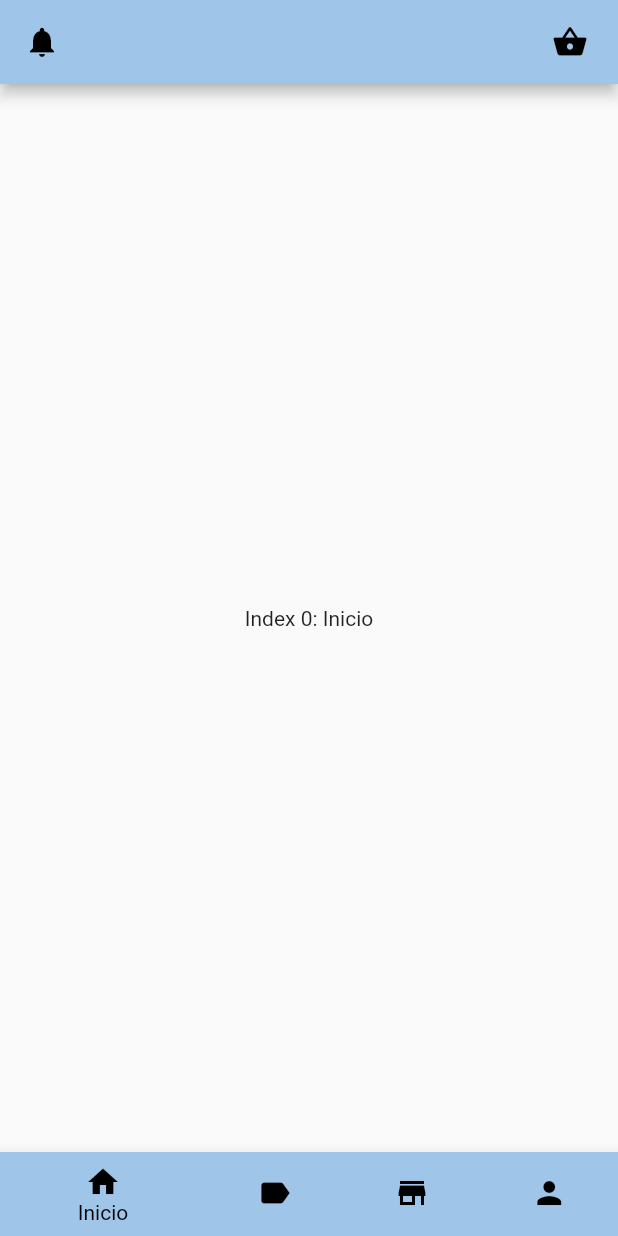
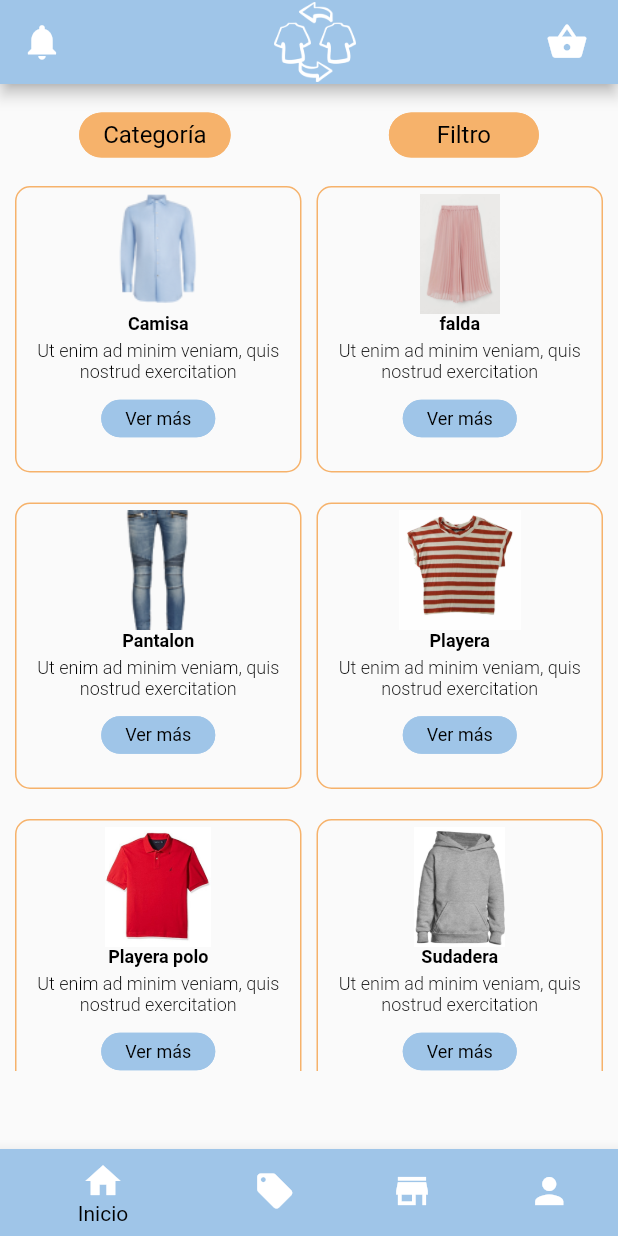
Before and after one commit to NestorJavier/proyecto-ubicua, a Flutter app: the screen it shows after launch, after a tap on "Ingresar", on a phone screen of 412 x 824 dp. Run offline on Flutter 3.47's test engine with Material 2 defaults, Android fonts, the phone set to English and light mode, and no system bars.

Commit message:
Pantallas: Resumen de compra y principal

```diff
--- /dev/null
+++ b/lib/Principal.dart
@@ -0,0 +1,156 @@
+import 'package:flutter/cupertino.dart';
+import 'package:flutter/material.dart';
+
+class PrincipalScreen extends StatelessWidget{
+  TextStyle getTextStyle() {
+    return new TextStyle(fontWeight: FontWeight.w400, fontSize: 16.0, color: Colors.black);
+  }
+
+  @override
+  Widget build(BuildContext context) {
+    var productList = [
+      {
+        "name": "Camisa",
+        "picture": "img/Camisa.png",
+        "description": "Ut enim ad minim veniam, quis nostrud exercitation",
+      },
+      {
+        "name": "falda",
+        "picture": "img/falda.jpg",
+        "description": "Ut enim ad minim veniam, quis nostrud exercitation",
+      },
+      {
+        "name": "Pantalon",
+        "picture": "img/Pantalon.png",
+        "description": "Ut enim ad minim veniam, quis nostrud exercitation",
+      },
+      {
+        "name": "Playera",
+        "picture": "img/playera.jpg",
+        "description": "Ut enim ad minim veniam, quis nostrud exercitation",
+      },
+      {
+        "name": "Playera polo",
+        "picture": "img/polo.jpg",
+        "description": "Ut enim ad minim veniam, quis nostrud exercitation",
+      },
+      {
+        "name": "Sudadera",
+        "picture": "img/sudadera.jpeg",
+        "description": "Ut enim ad minim veniam, quis nostrud exercitation",
+      },
+    ];
+
+    return SingleChildScrollView(
+      child: Column(
+        children: <Widget>[
+          Padding(
+            padding: EdgeInsets.only(top: 10.0),
+            child: Row(
+              mainAxisAlignment: MainAxisAlignment.spaceAround,
+              children: <Widget>[
+                ButtonTheme(
+                  minWidth: 100.0,
+                  height: 30.0,
+                  shape: RoundedRectangleBorder(
+                      borderRadius: BorderRadius.circular(18.0),
+                      side: BorderSide(color: Color(0xFFF6B26B))
+                  ),
+                  child: FlatButton(
+                    child: Text('Categoría', style: getTextStyle()),
+                    color: Color(0xFFF6B26B),
+                    onPressed: () { },
+                  ),
+                ),
+                ButtonTheme(
+                  minWidth: 100.0,
+                  height: 30.0,
+                  shape: RoundedRectangleBorder(
+                      borderRadius: BorderRadius.circular(16.0),
+                      side: BorderSide(color: Color(0xFFF6B26B))
+                  ),
+                  child: FlatButton(
+                    child: Text('Filtro',style: getTextStyle()),
+                    color: Color(0xFFF6B26B),
+                    onPressed: () { },
+                  ),
+                ),
+              ],
+            ),
+          ),
+          Container(
+            height: 610,
+            padding: EdgeInsets.all(10.0),
+            child: GridView.builder(
+              itemCount: productList.length,
+                gridDelegate: SliverGridDelegateWithFixedCrossAxisCount(crossAxisCount: 2,
+                    crossAxisSpacing: 10.0, mainAxisSpacing: 20.0),
+              itemBuilder: (BuildContext context, int index){
+                return SingleProduct(
+                  productList[index]['name'],
+                  productList[index]['picture'],
+                  productList[index]['description']
+                );
+              }
+            )
+          )
+        ],
+      ),
+    );
+  }
+}
+
+class SingleProduct extends StatelessWidget{
+  final name;
+  final picture;
+  final description;
+
+  SingleProduct(this.name, this.picture, this.description);
+
+  TextStyle getTextStyle() {
+    return new TextStyle(fontWeight: FontWeight.w400, fontSize: 12.0, color: Colors.black);
+  }
+  TextStyle title(){
+    return new TextStyle(fontWeight: FontWeight.bold, fontSize: 12.0, color: Colors.black);
+  }
+  TextStyle descrip(){
+    return new TextStyle(fontWeight: FontWeight.w300, fontSize: 12.0, color: Colors.black);
+  }
+
+  @override
+  Widget build(BuildContext context) {
+    return Container(
+      decoration: BoxDecoration(
+          border: Border.all(color: Color(0xFFF6B26B)),
+          borderRadius: BorderRadius.all(Radius.circular(10.0))
+      ),
+      child: Column(
+        //mainAxisAlignment: MainAxisAlignment.spaceAround,
+        children: <Widget>[
+          Padding(
+            padding: EdgeInsets.only(top: 4.0),
+            child: Image.asset(picture, height: 80, width: 85),
+          ),
+          Padding(
+            padding: EdgeInsets.only(bottom: 4.0),
+            child: Text(name, style: title()),
+          ),
+          Text(description, style: descrip(), textAlign: TextAlign.center),
+          ButtonTheme(
+            minWidth: 50.0,
+            height: 25.0,
+            shape: RoundedRectangleBorder(
+                borderRadius: BorderRadius.circular(18.0),
+                side: BorderSide(color: Color(0xff9FC5E8))
+            ),
+            child: FlatButton(
+              child: Text('Ver más', style: getTextStyle()),
+              color: Color(0xff9FC5E8),
+              onPressed: () { },
+            ),
+          ),
+        ],
+      ),
+    );
+  }
+}
--- a/lib/main.dart
+++ b/lib/main.dart
@@ -1,10 +1,10 @@
 import 'package:flutter/cupertino.dart';
 import 'package:flutter/material.dart';
-import 'package:flutter/material.dart';
-import 'package:flutter/foundation.dart';
-import 'package:flutter/material.dart';
+import 'package:flutter/widgets.dart';
+import 'resumen_compra.dart';
+import 'Principal.dart';
 
-GlobalKey<ScaffoldState> _drawerKey = GlobalKey();
+//GlobalKey<ScaffoldState> _drawerKey = GlobalKey();
 
 void main() {
   runApp(
@@ -45,10 +45,12 @@ class LoginScreen extends StatelessWidget {
             ),
             Row(
               children: <Widget>[
-                Text(
-                  '\n  Inicia sesión para comenzar.\n',
+                Padding(
+                  padding: EdgeInsets.only(top: 20.0, bottom: 20.0, left: 25.0),
+                  child: Text('Inicia sesión para comenzar.',
                     style: TextStyle(fontSize: 20),
                   ),
+                )
               ],
             ),
             SizedBox(height: 10),
@@ -86,9 +88,12 @@ class LoginScreen extends StatelessWidget {
             ),
             SizedBox(height: 20),
             Row(
-              mainAxisAlignment: MainAxisAlignment.start,
+              //mainAxisAlignment: MainAxisAlignment.start,
               children: <Widget>[
-                Checkbox(value: false, onChanged: (bool) {}),
+                Padding(
+                  padding: EdgeInsets.only(left: 15.0),
+                  child: Checkbox(value: false, onChanged: (bool) {}),
+                ),
                 Text("Mantener iniciada la sesión",
                     style: TextStyle(fontSize: 18)),
               ],
@@ -111,7 +116,7 @@ class LoginScreen extends StatelessWidget {
                 },
               ),
             ),
-            SizedBox(height: 20),
+            SizedBox(height: 80),
             Row(
               mainAxisAlignment: MainAxisAlignment.spaceAround,
               children: <Widget>[
@@ -172,9 +177,9 @@ class RegisterScreen extends StatelessWidget {
             ),
             Row(
               children: <Widget>[
-                Text(
-                  '\n  Crear Cuenta\n',
-                  style: TextStyle(fontSize: 20),
+                Padding(
+                  padding: EdgeInsets.only(top: 20.0, bottom: 10.0, left: 25.0),
+                  child: Text('Crear Cuenta', style: TextStyle(fontSize: 20)),
                 ),
               ],
             ),
@@ -188,7 +193,7 @@ class RegisterScreen extends StatelessWidget {
                   child: TextField(
                     decoration: InputDecoration(
                       border: OutlineInputBorder(),
-                      labelText: 'tu nombre',
+                      labelText: 'Nombre',
                     ),
                   ),
                 ),
@@ -204,7 +209,7 @@ class RegisterScreen extends StatelessWidget {
                   child: TextField(
                     decoration: InputDecoration(
                       border: OutlineInputBorder(),
-                      labelText: 'tu correo electrónico',
+                      labelText: 'Correo electrónico',
                     ),
                   ),
                 ),
@@ -263,13 +268,17 @@ class RegisterScreen extends StatelessWidget {
             Row(
               mainAxisAlignment: MainAxisAlignment.start,
               children: <Widget>[
-                Text(
-                    "   Al crear una cuenta, estás de acuerdo con nuestros"
-                    "\n   Términos y Condiciones.",
-                    style: TextStyle(fontSize: 14)),
+                Padding(
+                  padding: EdgeInsets.only(left: 25.0),
+                  child:  Text(
+                      "Al crear una cuenta, estás de acuerdo con nuestros"
+                          "\nTérminos y Condiciones.",
+                      style: TextStyle(fontSize: 13)),
+                ),
+
               ],
             ),
-            SizedBox(height: 20),
+            SizedBox(height: 40),
             Row(
               mainAxisAlignment: MainAxisAlignment.spaceAround,
               children: <Widget>[
@@ -307,12 +316,10 @@ class MainScreen extends StatefulWidget {
 class _MainScreenState extends State<MainScreen> {
   int _selectedIndex = 0;
 
-  static const List<Widget> _widgetOptions = <Widget>[
+  static List<Widget> _widgetOptions = <Widget>[
+    PrincipalScreen(),
     Text(
-      'Index 0: Inicio',
-    ),
-    Text(
-      'Index 1',
+      'Index 1: Promociones',
     ),
     Text(
       'Index 2: Productos',
@@ -333,10 +340,21 @@ class _MainScreenState extends State<MainScreen> {
     return Scaffold(
       appBar: AppBar(
         backgroundColor: Color(0xff9FC5E8),
+        title: Row(
+          mainAxisAlignment: MainAxisAlignment.center,
+          children: <Widget>[
+            Image.asset(
+              'img/Logo.png',
+              width: 55,
+              color: Colors.white,
+            ),
+          ],
+        ),
         leading: IconButton(
           icon: Icon(
             Icons.notifications,
-            color: Colors.black,
+            color: Colors.white,
+            size: 28,
           ),
           onPressed: () {
             Navigator.push(context,
@@ -351,7 +369,7 @@ class _MainScreenState extends State<MainScreen> {
                   Navigator.push(context,
                       MaterialPageRoute(builder: (context) => CartScreen()));
                 },
-                child: Icon(Icons.shopping_basket, color: Colors.black),
+                child: Icon(Icons.shopping_basket, color: Colors.white, size: 28,),
               )),
         ],
       ),
@@ -362,20 +380,20 @@ class _MainScreenState extends State<MainScreen> {
         child: BottomNavigationBar(
           items: const <BottomNavigationBarItem>[
             BottomNavigationBarItem(
-              icon: Icon(Icons.home),
-              title: Text('Inicio'),
+              icon: Icon(Icons.home, color: Colors.white, size: 28),
+              title: Text('Inicio', style: TextStyle(color: Colors.white)),
             ),
             BottomNavigationBarItem(
-              icon: Icon(Icons.label),
-              title: Text(''),
+              icon: Icon(Icons.local_offer, color: Colors.white, size: 28),
+              title: Text('Promociones', style: TextStyle(color: Colors.white)),
             ),
             BottomNavigationBarItem(
-              icon: Icon(Icons.store),
-              title: Text('Productos'),
+              icon: Icon(Icons.store, color: Colors.white, size: 28),
+              title: Text('Productos', style: TextStyle(color: Colors.white)),
             ),
             BottomNavigationBarItem(
-              icon: Icon(Icons.person),
-              title: Text('Perfil'),
+              icon: Icon(Icons.person, color: Colors.white, size: 28),
+              title: Text('Perfil', style: TextStyle(color: Colors.white)),
             ),
           ],
           backgroundColor: Color(0xff9FC5E8),
@@ -385,7 +403,7 @@ class _MainScreenState extends State<MainScreen> {
           onTap: _onItemTapped,
         ),
       ),
-      body: Center(
+      body: Container(
         child: _widgetOptions.elementAt(_selectedIndex),
       ),
     );
@@ -515,7 +533,8 @@ class NotificationsScreen extends StatelessWidget {
                 ],
               ),
             ],
-      )),
+          )
+      ),
     );
   }
 }
@@ -533,26 +552,31 @@ class CartScreen extends StatelessWidget {
             children: <Widget>[
               Container(
                 child: Row(
-              mainAxisAlignment: MainAxisAlignment.start,
                   children: <Widget>[
-                Text(
+                    Padding(
+                      padding: EdgeInsets.only(left:25.0),
+                      child: Text(
                         ' Subtotal: \$400',
                         style: TextStyle(fontSize: 18),
+                      ),
                     ),
                   ],
                 ),
                 height: 50,
               ),
               ButtonTheme(
-            minWidth: 340.0,
+                minWidth: 200.0,
                 height: 50.0,
                 child: FlatButton(
                   child: Text(
                     'Proceder al Pago',
-                style: TextStyle(fontSize: 20.0),
+                    style: TextStyle(fontSize: 18.0),
                   ),
                   color: Color(0xff9FC5E8),
-              onPressed: () {},
+                  onPressed: () {
+                    Navigator.push(context,
+                        MaterialPageRoute(builder: (context) => ResumenCompraScreen()));
+                  },
                 ),
               ),
               SizedBox(height: 10),
@@ -565,7 +589,7 @@ class CartScreen extends StatelessWidget {
                   mainAxisAlignment: MainAxisAlignment.spaceAround,
                   children: <Widget>[
                     Image.asset(
-                  'Camisa.png',
+                      'img/Camisa.png',
                     ),
                     Column(
                       mainAxisAlignment: MainAxisAlignment.spaceAround,
@@ -585,13 +609,15 @@ class CartScreen extends StatelessWidget {
                 height: 150,
               ),
               SizedBox(height: 10),
-          Divider(),
+              Divider(
+                color: Colors.black38,
+              ),
               SizedBox(height: 10),
               Container(
                 child: Row(
                   mainAxisAlignment: MainAxisAlignment.spaceAround,
                   children: <Widget>[
-                Image.asset('Pantalon.png'),
+                    Image.asset('img/Pantalon.png'),
                     Column(
                       mainAxisAlignment: MainAxisAlignment.spaceAround,
                       children: <Widget>[
```
Also changed, not shown: lib/resumen_compra.dart (added, +129 -0 lines), img/falda.jpg (added), img/playera.jpg (added), img/polo.jpg (added), img/sudadera.jpeg (added). Lines whose indentation alone changed are shown as unchanged.
